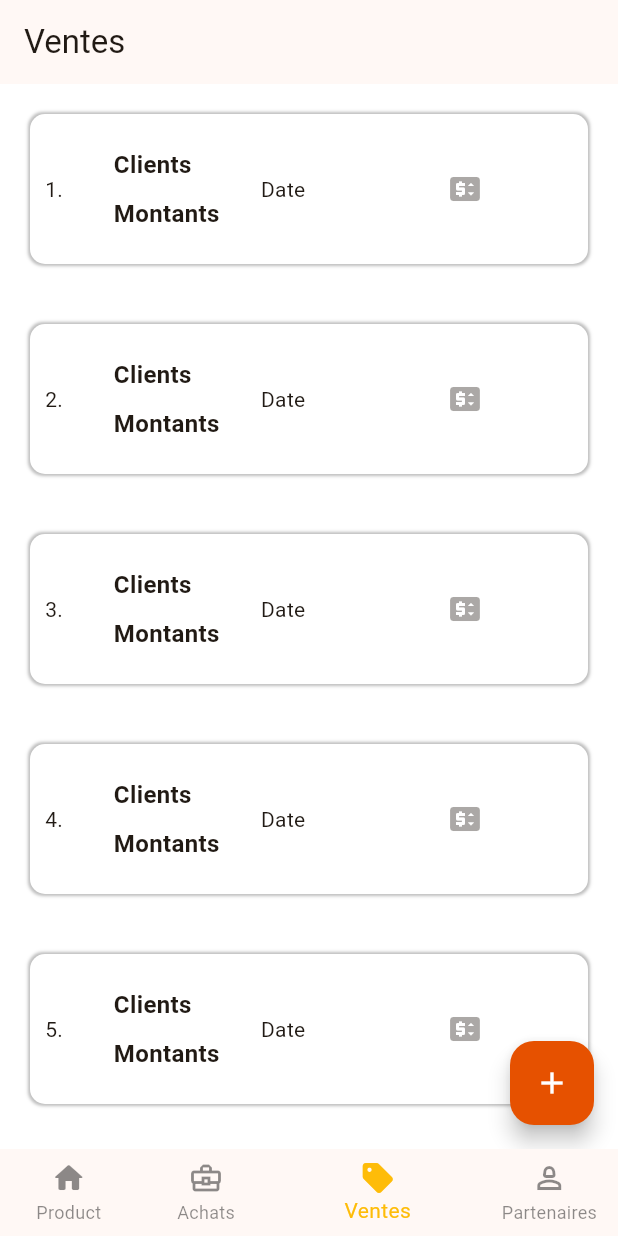
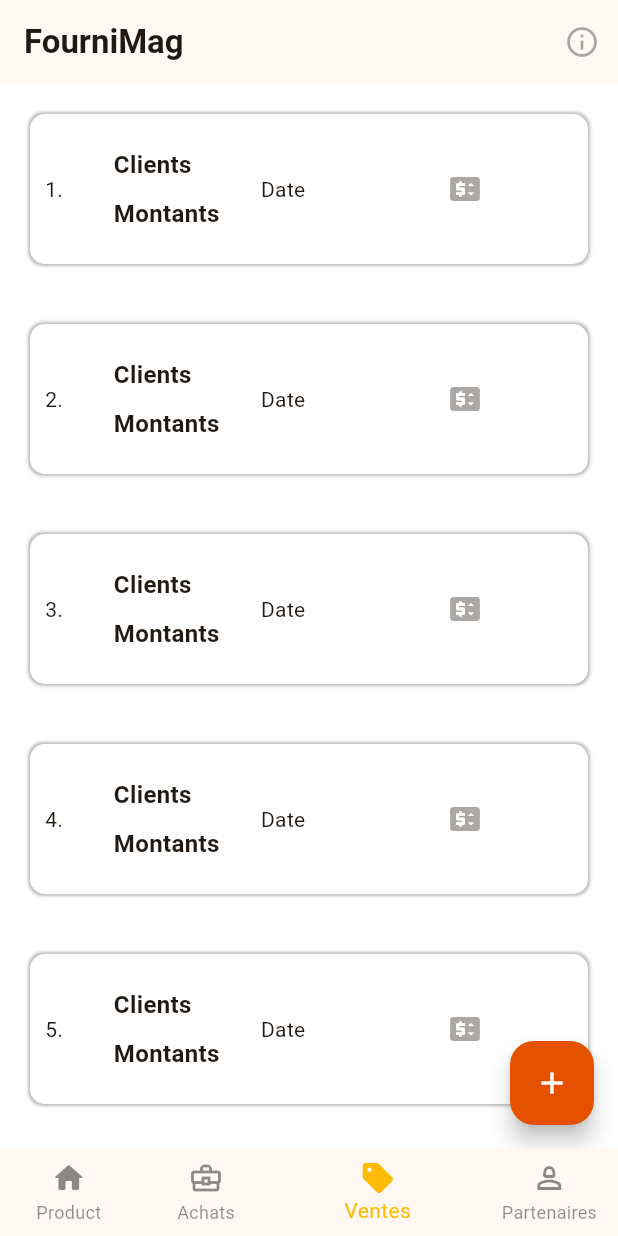
Before and after one commit to Ander1404/stock_managment-app, a Flutter app: the screen it shows after launch, item 3 of the bottom bar chosen, on a phone screen of 412 x 824 dp. Run offline on Flutter 3.47's test engine with Material 3 defaults, Android fonts, the light colour scheme and no system bars; drawn by our look-alikes of flutter_slidable; network calls fail.

Commit message:
last one before api

```diff
--- a/lib/Ventes/vente.dart
+++ b/lib/Ventes/vente.dart
@@ -22,7 +22,13 @@ class _VentesState extends State<Ventes> {
     return Scaffold(
       backgroundColor: Colors.white,
       appBar: AppBar(
-        title: const Text("Ventes"),
+        // centerTitle: true,
+        actions: const [IconButton(onPressed: null, icon: Icon(Icons.info_outline))],
+        title: const Text("FourniMag",textAlign: TextAlign.center,
+        style: TextStyle(
+          fontWeight: FontWeight.bold
+        ),
+        )
       ),
       body: ListView.builder(
         itemCount: 10,
--- a/lib/main.dart
+++ b/lib/main.dart
@@ -49,8 +49,10 @@ class _HomescreenState extends State<Homescreen> {
     return Scaffold(
       body:widgetlist[myindex],
       bottomNavigationBar:  BottomNavigationBar(
+
        backgroundColor: Colors.white,
        unselectedItemColor: Colors.black45,
+
         showUnselectedLabels: true,
         selectedItemColor: princip(),
         elevation: 0,
```
